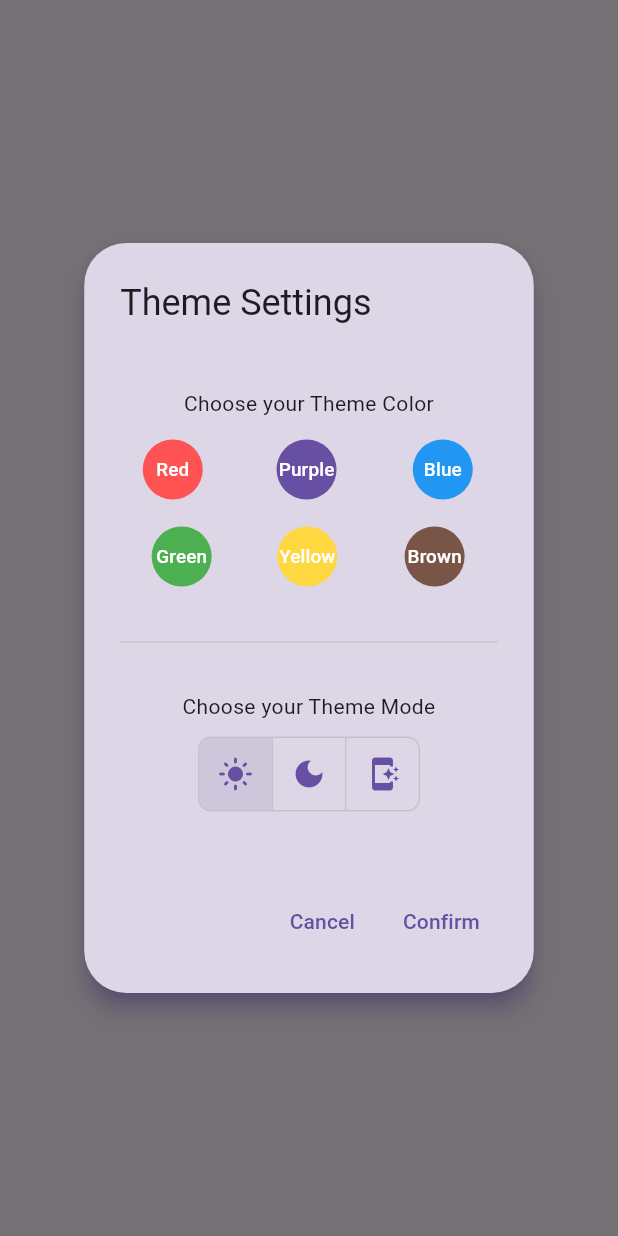
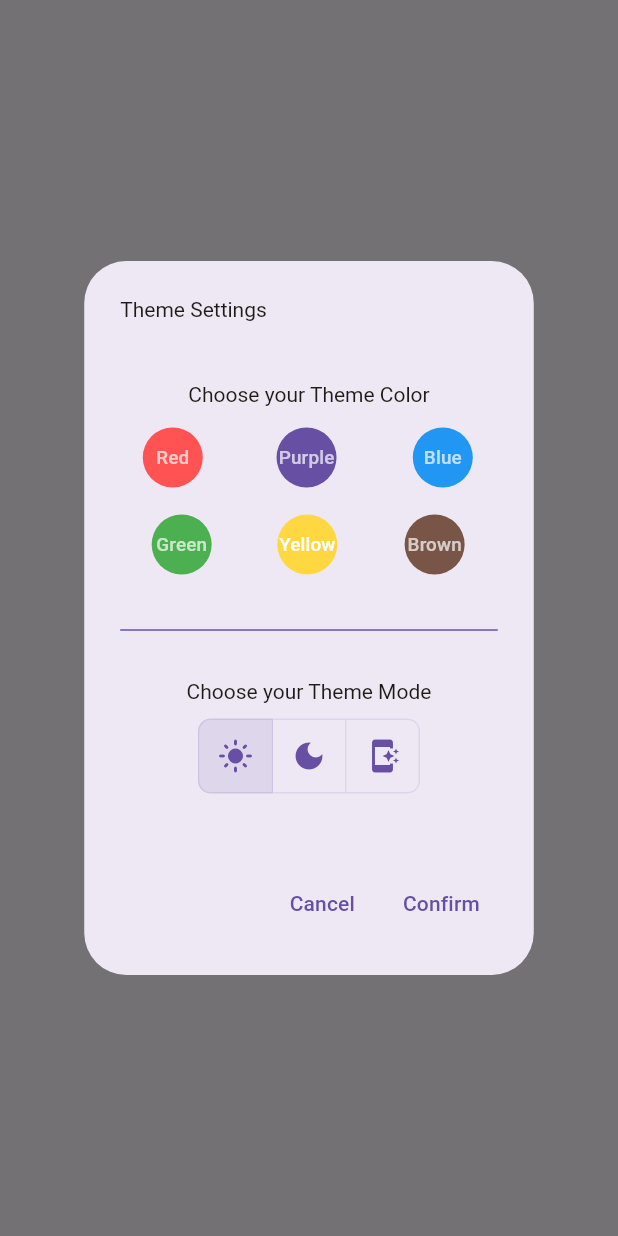
Before and after one commit to Rexo99/MoneyMate, a Flutter app: what colorPicker() shows on an empty page, opened directly with empty values, after a tap on the "light mode" icon, on a phone screen of 412 x 824 dp. Run offline on Flutter 3.47's test engine with Material 2 defaults, Android fonts, the phone set to English and light mode, and no system bars; our stand-ins replace camera, fast_immutable_collections, flutter_speed_dial, flutter_swipe_action_cell, get, jwt_decoder and 1 more; missing offline and left inert: google_mlkit_text_recognition, tutorial_coach_mark; accounts and stored records are empty.

Commit message:
Changed color picker to stateful permanently and improved its behaviour

```diff
--- a/lib/main.dart
+++ b/lib/main.dart
@@ -1,5 +1,6 @@
 import 'package:camera/camera.dart';
 import 'package:flutter/material.dart';
+import 'package:flutter/scheduler.dart';
 import 'package:flutter/services.dart';
 import 'package:flutter_speed_dial/flutter_speed_dial.dart';
 import 'package:intl/intl.dart';
--- a/lib/util/Popups.dart
+++ b/lib/util/Popups.dart
@@ -1,5 +1,6 @@
 import 'dart:core';
 import 'package:flutter/material.dart';
+import 'package:flutter/scheduler.dart';
 import 'package:flutter/services.dart';
 import 'package:money_mate/UserState.dart';
 import '../main.dart';
@@ -233,16 +234,34 @@ void infoPopup({required List featureList, required BuildContext context}) {
   );
 }
 
+Color getBackgroundColor(context) {
+  if(Theme.of(context).brightness == Brightness.dark) {
+    return Color(0xff201a18);
+    //dark: color: Color(0xffe8e2d9)
+  } else {
+    return Color(0xfffffbff);
+    //light: color: Color(0xff1d1b16)
+  }
+}
+
+List<Color> getSystemColor(context) {
+  if(SchedulerBinding.instance.platformDispatcher.platformBrightness == Brightness.dark) {
+    return [Color(0xff201a18), Color(0xffe8e2d9)]; //dark (first is backgroundColor, second is textColor)
+  } else {
+    return [Color(0xfffffbff), Color(0xff1d1b16)]; //light (first is backgroundColor, second is textColor)
+  }
+}
+
 void colorPicker(
-    {required Color currentColor,
-    required ThemeMode currentThemeMode,
-    required BuildContext context}) {
+    {required Color currentColor, required ThemeMode currentThemeMode, required BuildContext context}) {
   List<Color> _colors = MyApp.of(context).getThemeColors();
   List<bool> _selection = List.generate(3, (index) => false); //List for switching app design
   _selection[MyApp.of(context).getThemeModes().indexOf(MyApp.of(context).getCurrentThemeMode())] = true;
 
   Color _newColor = MyApp.of(context).getCurrentThemeColor();
-  ThemeMode _newTheme = ThemeMode.system;
+  ThemeMode _newTheme = MyApp.of(context).getCurrentThemeMode();
+  Color _backgroundColor = Theme.of(context).dialogBackgroundColor;
+  Color? _textColor = Theme.of(context).textTheme.displayLarge?.color;
 
   showDialog<String>(
     context: context,
@@ -250,17 +269,18 @@ void colorPicker(
       return StatefulBuilder(
           builder: (context, setState) {
             return AlertDialog(
-              //backgroundColor: Colors.black, //todo - change colorPicker to dark when selecting dark mode
+              backgroundColor: _backgroundColor,
               surfaceTintColor: _newColor,
               iconColor: _newColor,
-              shadowColor: _newColor,
+              titleTextStyle: TextStyle(color: _textColor),
+              contentTextStyle: TextStyle(color: _textColor),
               title: const Text('Theme Settings'),
               content: Column(
                   mainAxisSize: MainAxisSize.min,
                   children: [
                     SizedBox(height: 25),
                     Text(
-                        'Choose your Theme Color', textAlign: TextAlign.center),
+                        'Choose your Theme Color', textAlign: TextAlign.center, style: TextStyle(color: _textColor)),
                     SizedBox(height: 10),
                     //todo - find a way to highlight the selected button
                     Row(
@@ -268,20 +288,20 @@ void colorPicker(
                       children: [
                         FilledButton(
                             onPressed: () => setState(() {_newColor = _colors[0];}),
-                            child: Text('Red', textScaleFactor: .9),
+                            child: Text('Red', textScaleFactor: .9, style: TextStyle(color: Colors.white70)),
                             style: FilledButton.styleFrom(
                                 backgroundColor: _colors[0],
                                 shape: CircleBorder())),
                         FilledButton(
                             onPressed: () => setState(() {_newColor = _colors[1];}),
-                            child: Text('Purple', textScaleFactor: .9),
+                            child: Text('Purple', textScaleFactor: .9, style: TextStyle(color: Colors.white70)),
                             style: FilledButton.styleFrom(
                                 backgroundColor: _colors[1],
                                 shape: CircleBorder())
                         ),
                         FilledButton(
                             onPressed: () => setState(() {_newColor = _colors[2];}),
-                            child: Text('Blue', textScaleFactor: .9),
+                            child: Text('Blue', textScaleFactor: .9, style: TextStyle(color: Colors.white70)),
                             style: FilledButton.styleFrom(
                                 backgroundColor: _colors[2],
                                 shape: CircleBorder())
@@ -294,19 +314,19 @@ void colorPicker(
                       children: [
                         FilledButton(
                             onPressed: () => setState(() {_newColor = _colors[3];}),
-                            child: Text('Green', textScaleFactor: .9),
+                            child: Text('Green', textScaleFactor: .9, style: TextStyle(color: Colors.white70)),
                             style: FilledButton.styleFrom(
                                 backgroundColor: _colors[3],
                                 shape: CircleBorder())),
                         FilledButton(
                             onPressed: () => setState(() {_newColor = _colors[4];}),
-                            child: Text('Yellow', textScaleFactor: .9),
+                            child: Text('Yellow', textScaleFactor: .9, style: TextStyle(color: Colors.white)),
                             style: FilledButton.styleFrom(
                                 backgroundColor: _colors[4],
                                 shape: CircleBorder())),
                         FilledButton(
                             onPressed: () => setState(() {_newColor = _colors[5];}),
-                            child: Text('Brown', textScaleFactor: .9),
+                            child: Text('Brown', textScaleFactor: .9, style: TextStyle(color: Colors.white70)),
                             style: FilledButton.styleFrom(
                                 backgroundColor: _colors[5],
                                 shape: CircleBorder())),
@@ -314,14 +334,17 @@ void colorPicker(
                       ],
                     ),
                     SizedBox(height: 25),
-                    Divider(),
+                    Divider(color: _newColor),
                     SizedBox(height: 25),
-                    Text('Choose your Theme Mode', textAlign: TextAlign.center),
+                    Text('Choose your Theme Mode', textAlign: TextAlign.center, style: TextStyle(color: _textColor)),
                     SizedBox(height: 10),
                     Center(
                         child: ToggleButtons(
                           color: _newColor,
                           selectedColor: _newColor,
+                          borderColor: _newColor.withAlpha(30),
+                          selectedBorderColor: _newColor.withAlpha(60),
+                          fillColor: _newColor.withAlpha(30),
                           children: [
                             Icon(Icons.light_mode),
                             Icon(Icons.dark_mode),
@@ -338,13 +361,19 @@ void colorPicker(
                               }
                               switch (index) {
                                 case 0:
-                                  _newTheme = ThemeMode.light;
+                                  setState(() {_newTheme = ThemeMode.light;
+                                  _backgroundColor = Color(0xfffffbff);
+                                  _textColor = Color(0xff1d1b16);});
                                   break;
                                 case 1:
-                                  _newTheme = ThemeMode.dark;
+                                  setState(() {_newTheme = ThemeMode.dark;
+                                  _backgroundColor = Color(0xff201a18);
+                                  _textColor = Color(0xffe8e2d9);});
                                   break;
                                 case 2:
-                                  _newTheme = ThemeMode.system;
+                                  setState(() {_newTheme = ThemeMode.system;
+                                  _backgroundColor = getSystemColor(context)[0];});
+                                  _textColor = getSystemColor(context)[1];
                                   break;
                               }
                             });
@@ -365,7 +394,7 @@ void colorPicker(
                     MyApp.of(context).changeTheme(_newColor, _newTheme);
                     Navigator.pop(context, 'Confirm');
                   },
-                  child: Text('Confirm', selectionColor: _newColor, style: TextStyle(color: _newColor)),
+                  child: Text('Confirm', style: TextStyle(color: _newColor)),
                 ),
               ],
             );
```
